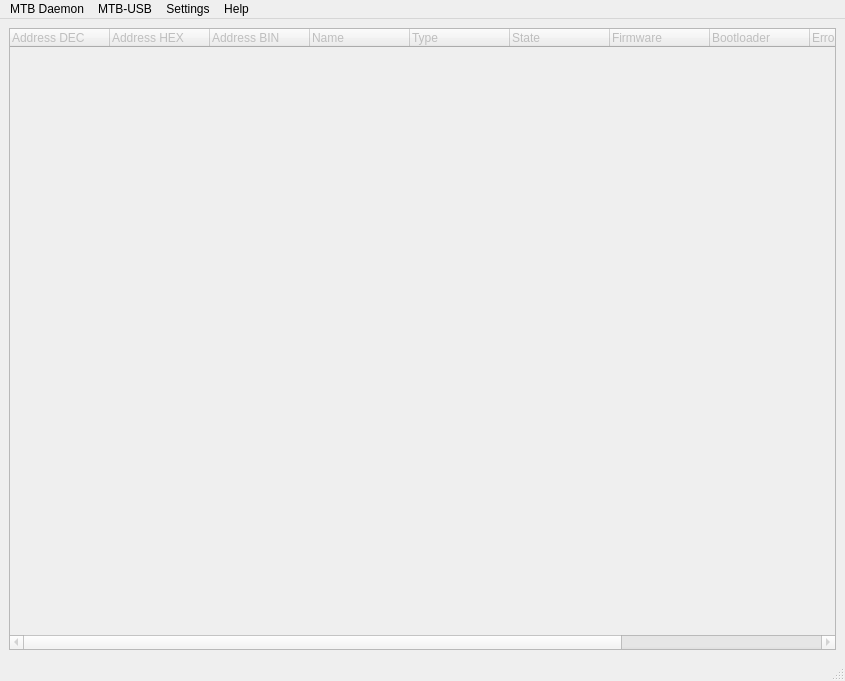
Old version of the form ui/mainwindow.ui in the repository kmzbrnoI/mtb-config-tool.
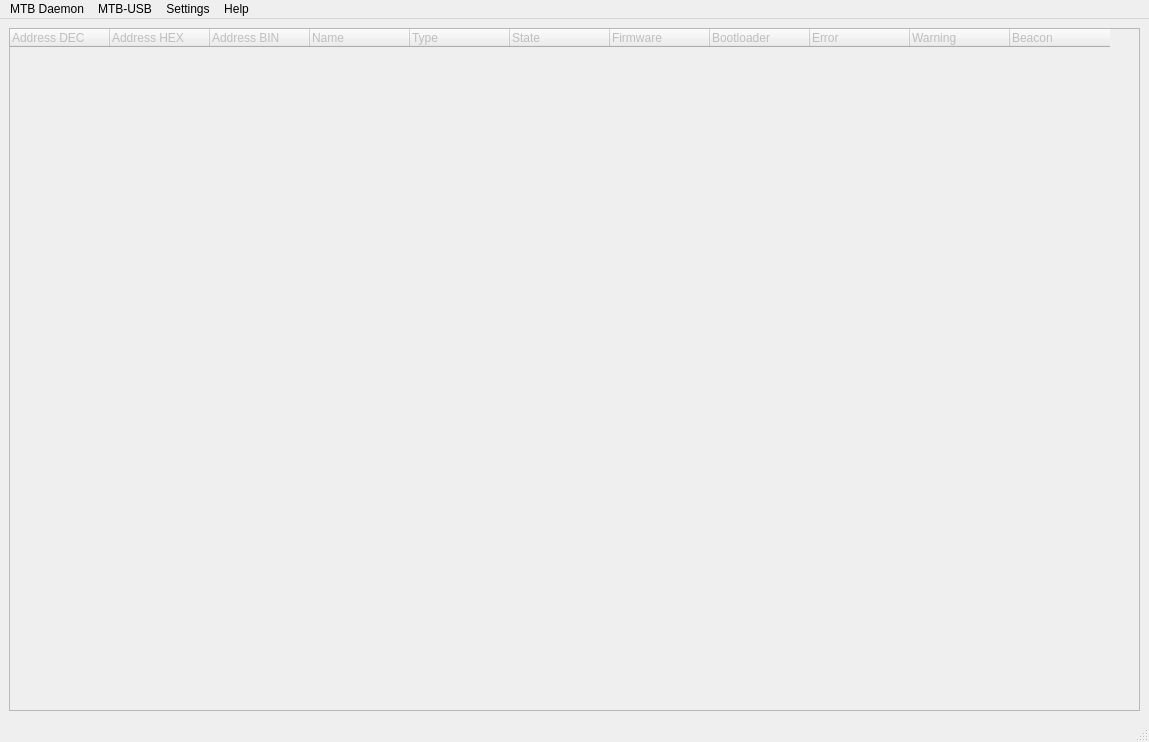
New version of the form.

Commit message: Read MTB Daemon version when connecting.

The edit to the form file:
```diff
--- a/ui/mainwindow.ui
+++ b/ui/mainwindow.ui
@@ -9,8 +9,8 @@
    <rect>
     <x>0</x>
     <y>0</y>
-    <width>845</width>
-    <height>681</height>
+    <width>1149</width>
+    <height>742</height>
    </rect>
   </property>
   <property name="sizePolicy">
@@ -135,7 +135,7 @@
     <rect>
      <x>0</x>
      <y>0</y>
-     <width>845</width>
+     <width>1149</width>
      <height>22</height>
     </rect>
    </property>
```
Left out of the diff: 21 changed lines with no effect on the pictures. The commit also changes 2 other files.
